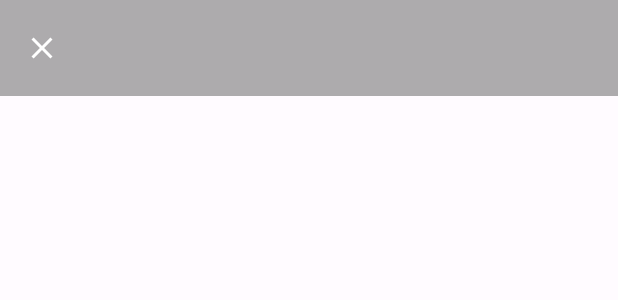
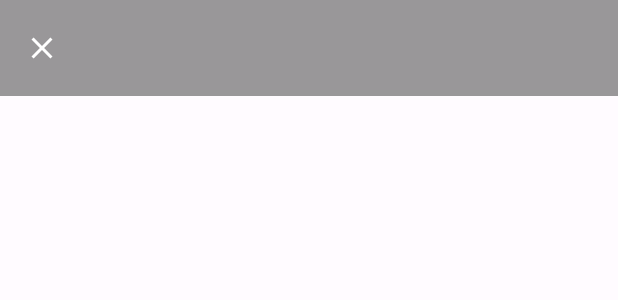
Before and after one commit to TheBrokenRail/Combustible, an Android app: the layout activity_view_image.xml on its own in the app's theme, with its tools: preview values and no code run, on a phone screen of 412 x 824 dp. Shown: the top 300 px of the screen. Run offline under Robolectric (Android 15) with nearby library versions, the phone set to English and light mode, and no system bars; plain views replace TouchImageView.

Commit message:
Fix Edge-To-Edge On Older Android

```diff
--- a/app/src/main/java/com/thebrokenrail/combustible/util/MenuItemTarget.java
+++ b/app/src/main/java/com/thebrokenrail/combustible/util/MenuItemTarget.java
@@ -7,6 +7,7 @@ import android.view.MenuItem;
 
 import androidx.annotation.NonNull;
 import androidx.annotation.Nullable;
+import androidx.core.view.MenuItemCompat;
 
 import com.bumptech.glide.request.target.CustomTarget;
 import com.bumptech.glide.request.transition.Transition;
@@ -27,7 +28,7 @@ public class MenuItemTarget extends CustomTarget<Drawable> {
     public MenuItemTarget(MenuItem item) {
         this.item = item;
         this.placeholder = Objects.requireNonNull(item.getIcon()).getConstantState();
-        placeholderTint = item.getIconTintMode();
+        placeholderTint = MenuItemCompat.getIconTintMode(item);
     }
 
     @Override
@@ -88,6 +89,6 @@ public class MenuItemTarget extends CustomTarget<Drawable> {
 
     private void setDrawable(Drawable drawable, boolean isPlaceholder) {
         item.setIcon(drawable);
-        item.setIconTintMode(isPlaceholder ? placeholderTint : PorterDuff.Mode.DST);
+        MenuItemCompat.setIconTintMode(item, isPlaceholder ? placeholderTint : PorterDuff.Mode.DST);
     }
 }
--- a/app/src/main/java/com/thebrokenrail/combustible/widget/NextPageLoader.java
+++ b/app/src/main/java/com/thebrokenrail/combustible/widget/NextPageLoader.java
@@ -81,7 +81,7 @@ public class NextPageLoader extends FrameLayout {
     }
 
     private void setupError(Runnable retry) {
-        removeAllViews();
+        inner.removeAllViews();
 
         // Create TextView
         TextView text = new TextView(getContext());
--- /dev/null
+++ b/app/src/main/res/values-night/colors.xml
@@ -0,0 +1,5 @@
+<?xml version="1.0" encoding="utf-8"?>
+<resources>
+    <!-- Navigation/Status Bar -->
+    <color name="status_bar_color">@android:color/transparent</color>
+</resources>
--- /dev/null
+++ b/app/src/main/res/values-v23/colors.xml
@@ -0,0 +1,5 @@
+<?xml version="1.0" encoding="utf-8"?>
+<resources>
+    <!-- Navigation/Status Bar -->
+    <color name="status_bar_color">@android:color/transparent</color>
+</resources>
--- /dev/null
+++ b/app/src/main/res/values-v29/colors.xml
@@ -0,0 +1,5 @@
+<?xml version="1.0" encoding="utf-8"?>
+<resources>
+    <!-- Navigation/Status Bar -->
+    <color name="navigation_bar_color">@android:color/transparent</color>
+</resources>
--- a/app/src/main/res/values/colors.xml
+++ b/app/src/main/res/values/colors.xml
@@ -65,4 +65,9 @@
 
     <!-- Thumbnail Hint -->
     <color name="thumbnail_hint_background">#B3000000</color>
+
+    <!-- Navigation/Status Bar -->
+    <color name="translucent_overlay">#66000000</color>
+    <color name="status_bar_color">@color/translucent_overlay</color>
+    <color name="navigation_bar_color">@color/translucent_overlay</color>
 </resources>
--- a/app/src/main/res/values/themes.xml
+++ b/app/src/main/res/values/themes.xml
@@ -74,14 +74,15 @@
         <item name="android:textColorHighlightInverse">@color/text_highlight_inverse</item>
 
         <!-- Edge-To-Edge -->
-        <item name="android:navigationBarColor">@android:color/transparent</item>
-        <item name="android:statusBarColor">@android:color/transparent</item>
+        <item name="android:navigationBarColor">@color/navigation_bar_color</item>
+        <item name="android:statusBarColor">@color/status_bar_color</item>
         <item name="bottomSheetDialogTheme">@style/ThemeOverlay.Combustible.BottomSheetDialog</item>
     </style>
 
     <!-- Bottom Sheet Theme -->
     <style name="ThemeOverlay.Combustible.BottomSheetDialog" parent="ThemeOverlay.Material3.BottomSheetDialog">
-        <item name="android:navigationBarColor">@android:color/transparent</item>
+        <item name="android:statusBarColor">@color/status_bar_color</item>
+        <item name="android:navigationBarColor">@color/navigation_bar_color</item>
         <item name="bottomSheetStyle">@style/Widget.Combustible.BottomSheetDialog</item>
     </style>
     <style name="Widget.Combustible.BottomSheetDialog" parent="Widget.Material3.BottomSheet.Modal">
@@ -91,8 +92,8 @@
     <!-- Image Viewer Theme -->
     <style name="Theme.Combustible.ViewImage" parent="Base.Theme.Combustible.Night">
         <!-- Edge-To-Edge -->
-        <item name="android:navigationBarColor">@android:color/transparent</item>
-        <item name="android:statusBarColor">@android:color/transparent</item>
+        <item name="android:navigationBarColor">@color/navigation_bar_color</item>
+        <item name="android:statusBarColor">@color/status_bar_color</item>
 
         <!-- Background -->
         <item name="android:windowBackground">@android:color/black</item>
@@ -100,7 +101,7 @@
     </style>
     <style name="Theme.Combustible.ViewImage.AppBar">
         <!-- App Bar -->
-        <item name="colorSurface">?scrimBackground</item>
+        <item name="colorSurface">@color/translucent_overlay</item>
         <item name="colorOnSurface">@android:color/white</item>
         <item name="colorControlNormal">@android:color/white</item>
     </style>
```
Also changed, not shown: app/src/main/java/com/thebrokenrail/combustible/util/InfoDialog.java (+26 -0 lines), app/src/main/java/com/thebrokenrail/combustible/util/Util.java (+13 -0 lines), app/src/main/java/com/thebrokenrail/combustible/util/markdown/Markdown.java (+2 -14 lines).
